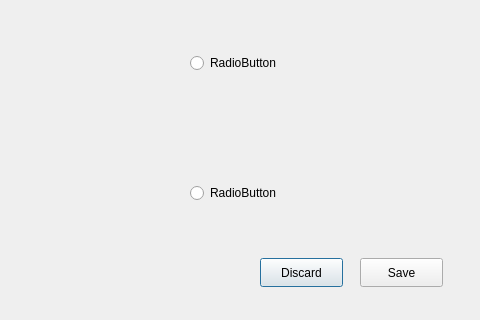
Old version of the form options.ui in the repository MohamESalem/Clash-of-Clans-QT; both pictures show x 320 to 800 and y 132 to 452 of the 800 by 452 pixel window.
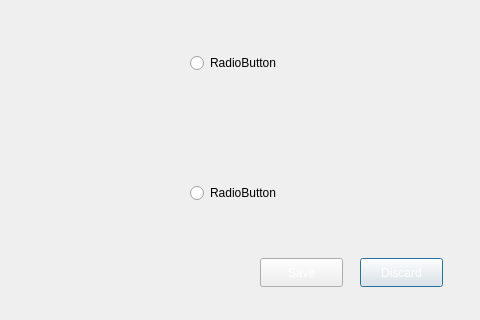
New version of the form.

Commit message: added images and edited options buttons design

```diff
--- a/options.ui
+++ b/options.ui
@@ -16,12 +16,15 @@
   <widget class="QPushButton" name="discardButton">
    <property name="geometry">
     <rect>
-     <x>580</x>
+     <x>680</x>
      <y>390</y>
      <width>83</width>
      <height>29</height>
     </rect>
    </property>
+   <property name="styleSheet">
+    <string notr="true">color: white;</string>
+   </property>
    <property name="text">
     <string>Discard</string>
    </property>
@@ -104,12 +107,15 @@
   <widget class="QPushButton" name="saveButton">
    <property name="geometry">
     <rect>
-     <x>680</x>
+     <x>580</x>
      <y>390</y>
      <width>83</width>
      <height>29</height>
     </rect>
    </property>
+   <property name="styleSheet">
+    <string notr="true">color: white;</string>
+   </property>
    <property name="text">
     <string>Save</string>
    </property>
```
The commit also changes 4 other files.
